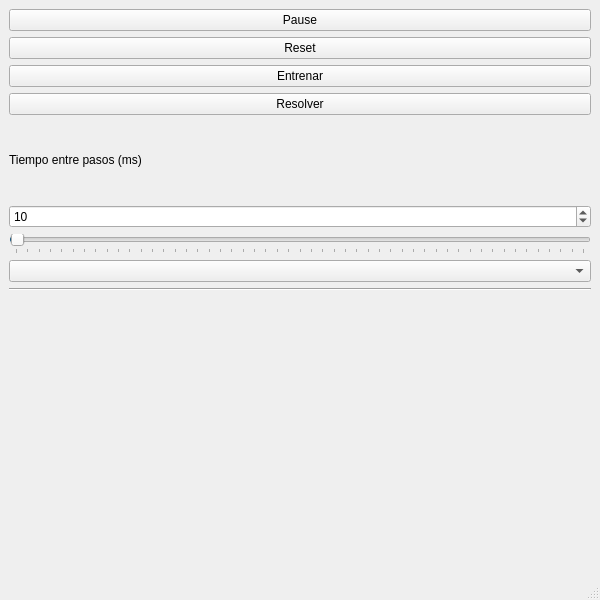
Above: prueba.ui from elKuston/QLearning before the change. Below: the same form after it.
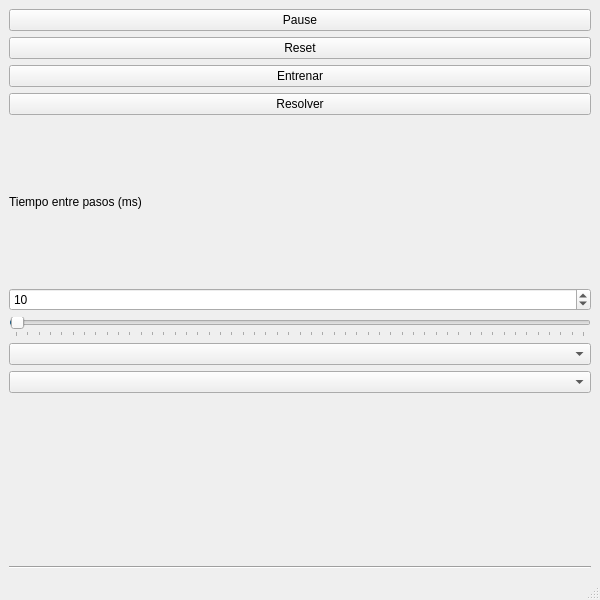
That is the form after the change. Custom widgets are drawn as their Qt base class.

Commit message:
Dropdown tamaño mapa
El tamaño del mapa ahora se puede cambiar y en cuanto a funcionalidad (parece que) funciona. El problema es que el tamaño de la ventana no se cambia al pasar de 8x8 a 4x4 (al revés sí). Sospecho que tiene algo que ver con las politicas de tamaños de los botones y demás componentes, que ocupan todo el ancho que puedan y por eso no lo detecta como espacio sobrante (lo están usando los botones) y por tanto no se reduce el tamaño

```diff
--- a/prueba.ui
+++ b/prueba.ui
@@ -15,10 +15,7 @@
   </property>
   <widget class="QWidget" name="centralwidget">
    <layout class="QGridLayout" name="gridLayout">
-    <item row="5" column="0">
-     <widget class="EntornoWidget" name="entorno" native="true"/>
-    </item>
-    <item row="2" column="0">
+    <item row="3" column="0">
      <widget class="Line" name="line">
       <property name="orientation">
        <enum>Qt::Horizontal</enum>
@@ -30,6 +27,9 @@
       <property name="spacing">
        <number>6</number>
       </property>
+      <item row="12" column="0">
+       <widget class="QComboBox" name="dropdownMapa"/>
+      </item>
       <item row="8" column="0">
        <widget class="QSpinBox" name="spinBox">
         <property name="maximum">
@@ -87,11 +87,24 @@
         </property>
        </widget>
       </item>
+      <item row="3" column="0">
+       <widget class="QPushButton" name="resolverButton">
+        <property name="text">
+         <string>Resolver</string>
+        </property>
+       </widget>
+      </item>
       <item row="7" column="0">
        <widget class="QLabel" name="label">
         <property name="enabled">
          <bool>true</bool>
         </property>
+        <property name="sizePolicy">
+         <sizepolicy hsizetype="Minimum" vsizetype="Minimum">
+          <horstretch>0</horstretch>
+          <verstretch>0</verstretch>
+         </sizepolicy>
+        </property>
         <property name="toolTip">
          <string extracomment="El tiempo que pasa entre cada paso del Agente."/>
         </property>
@@ -114,12 +127,8 @@
         </property>
        </widget>
       </item>
-      <item row="3" column="0">
-       <widget class="QPushButton" name="resolverButton">
-        <property name="text">
-         <string>Resolver</string>
-        </property>
-       </widget>
+      <item row="13" column="0">
+       <widget class="EntornoWidget" name="entorno" native="true"/>
       </item>
      </layout>
     </item>
```
The commit also changes 9 other files.
